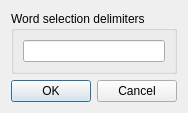
The window that ComBombGui/configdialog.ui (cdesjardins/ComBomb) describes before a commit, drawn with Qt 5.
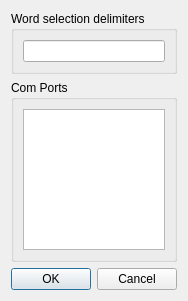
The same window after the commit. Icons and pictures are not drawn. Custom widgets are drawn as their Qt base class.

Commit message: ADding configurable com ports

Patch:
```diff
--- a/ComBombGui/configdialog.ui
+++ b/ComBombGui/configdialog.ui
@@ -7,7 +7,7 @@
     <x>0</x>
     <y>0</y>
     <width>174</width>
-    <height>100</height>
+    <height>301</height>
    </rect>
   </property>
   <property name="windowTitle">
@@ -30,7 +30,7 @@
      </layout>
     </widget>
    </item>
-   <item row="1" column="0">
+   <item row="2" column="0">
     <widget class="QDialogButtonBox" name="buttonBox">
      <property name="orientation">
       <enum>Qt::Horizontal</enum>
@@ -40,8 +40,27 @@
      </property>
     </widget>
    </item>
+   <item row="1" column="0">
+    <widget class="QGroupBox" name="groupBox_2">
+     <property name="title">
+      <string>Com Ports</string>
+     </property>
+     <layout class="QVBoxLayout" name="verticalLayout_2">
+      <item>
+       <widget class="CBListWidget" name="comPortsList"/>
+      </item>
+     </layout>
+    </widget>
+   </item>
   </layout>
  </widget>
+ <customwidgets>
+  <customwidget>
+   <class>CBListWidget</class>
+   <extends>QListWidget</extends>
+   <header>cblistwidget.h</header>
+  </customwidget>
+ </customwidgets>
  <resources>
   <include location="ComBomb.qrc"/>
  </resources>
```
The commit also changes 10 other files.
